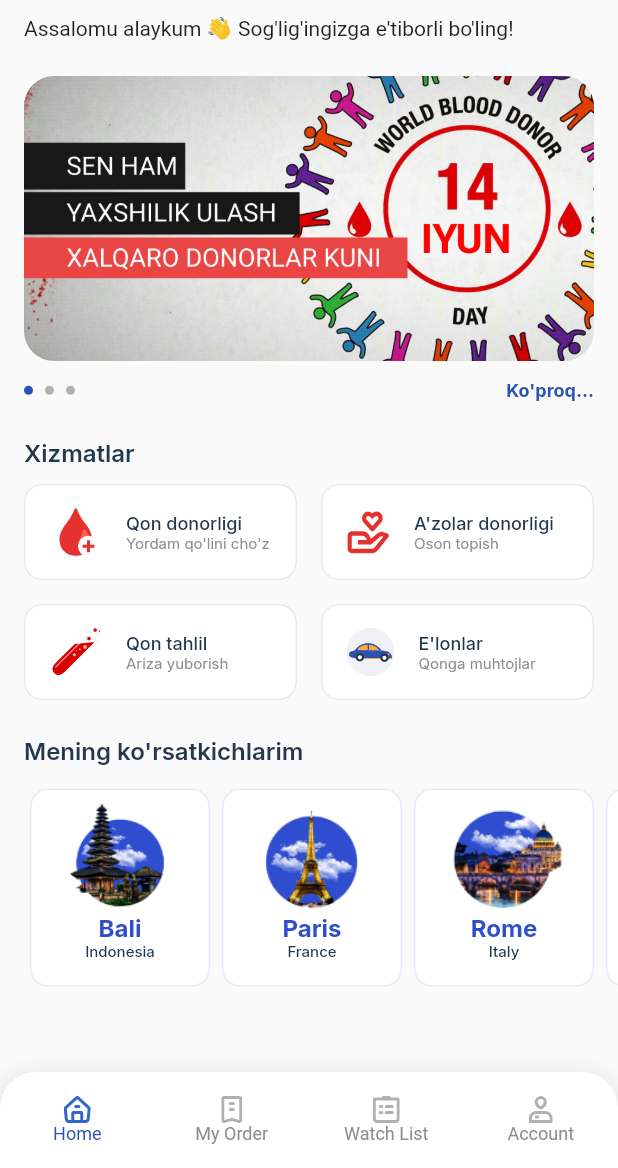
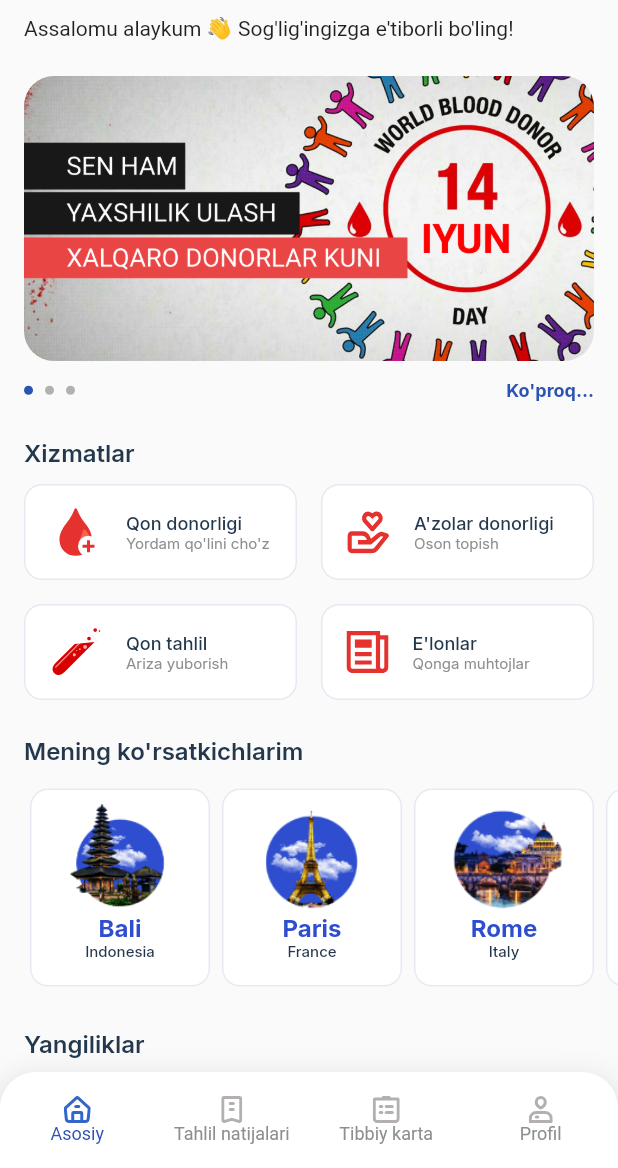
Before and after one commit to CreatorNSL/urban.tech.uz-WeMight, a Flutter app: the screen it shows after launch, on a phone screen of 412 x 824 dp, the part 68-1236 px from its top. Run offline on Flutter 3.47's test engine with Material 2 defaults, Android fonts, the phone set to English and light mode, and no system bars; our stand-ins replace flutter_svg, flutter_swiper, google_fonts, lottie.

Commit message:
APP Build

```diff
--- a/lib/screens/home_screen.dart
+++ b/lib/screens/home_screen.dart
@@ -270,7 +270,7 @@ class _HomeScreenState extends State<HomeScreen> {
                           child: Row(
                             children: <Widget>[
                               SvgPicture.asset(
-                                'assets/svg/service_car_rental_icon.svg',
+                                'assets/svg/4.svg',
                                 fit: BoxFit.contain,
                               ),
                               Padding(
@@ -356,7 +356,7 @@ class _HomeScreenState extends State<HomeScreen> {
             Padding(
               padding: EdgeInsets.only(left: 16, top: 24, bottom: 12),
               child: Text(
-                '',
+                'Yangiliklar',
                 style: mTitleStyle,
               ),
             ),
--- a/lib/widgets/bottom_navigation_travelkuy.dart
+++ b/lib/widgets/bottom_navigation_travelkuy.dart
@@ -46,7 +46,7 @@ class _BottomNavigationTravelkuyState extends State<BottomNavigationTravelkuy> {
                 ? new SvgPicture.asset('assets/icons/home_colored.svg')
                 : new SvgPicture.asset('assets/icons/home.svg'),
             title: Text(
-              'Home',
+              'Asosiy',
               style: bottomTextStyle,
             ),
           ),
@@ -56,7 +56,7 @@ class _BottomNavigationTravelkuyState extends State<BottomNavigationTravelkuy> {
                 ? new SvgPicture.asset('assets/icons/order_colored.svg')
                 : new SvgPicture.asset('assets/icons/order.svg'),
             title: Text(
-              'My Order',
+              'Tahlil natijalari',
               style: bottomTextStyle,
             ),
           ),
@@ -66,7 +66,7 @@ class _BottomNavigationTravelkuyState extends State<BottomNavigationTravelkuy> {
                 ? new SvgPicture.asset('assets/icons/watch_colored.svg')
                 : new SvgPicture.asset('assets/icons/watch.svg'),
             title: Text(
-              'Watch List',
+              'Tibbiy karta',
               style: bottomTextStyle,
             ),
           ),
@@ -76,7 +76,7 @@ class _BottomNavigationTravelkuyState extends State<BottomNavigationTravelkuy> {
                 ? new SvgPicture.asset('assets/icons/account_colored.svg')
                 : new SvgPicture.asset('assets/icons/account.svg'),
             title: Text(
-              'Account',
+              'Profil',
               style: bottomTextStyle,
             ),
           ),
```
Also changed, not shown: assets/svg/4.svg (added), assets/svg/service_car_rental_icon.svg (deleted), assets/svg/service_hotel_icon.svg (deleted), assets/svg/service_train_icon.svg (deleted).
